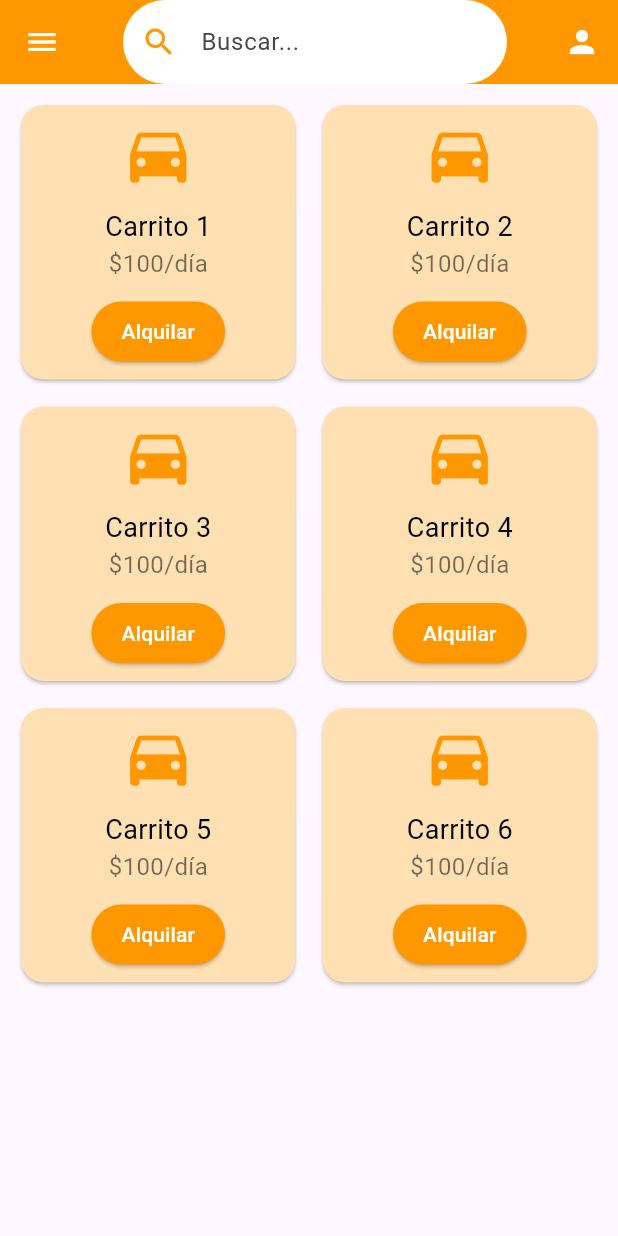
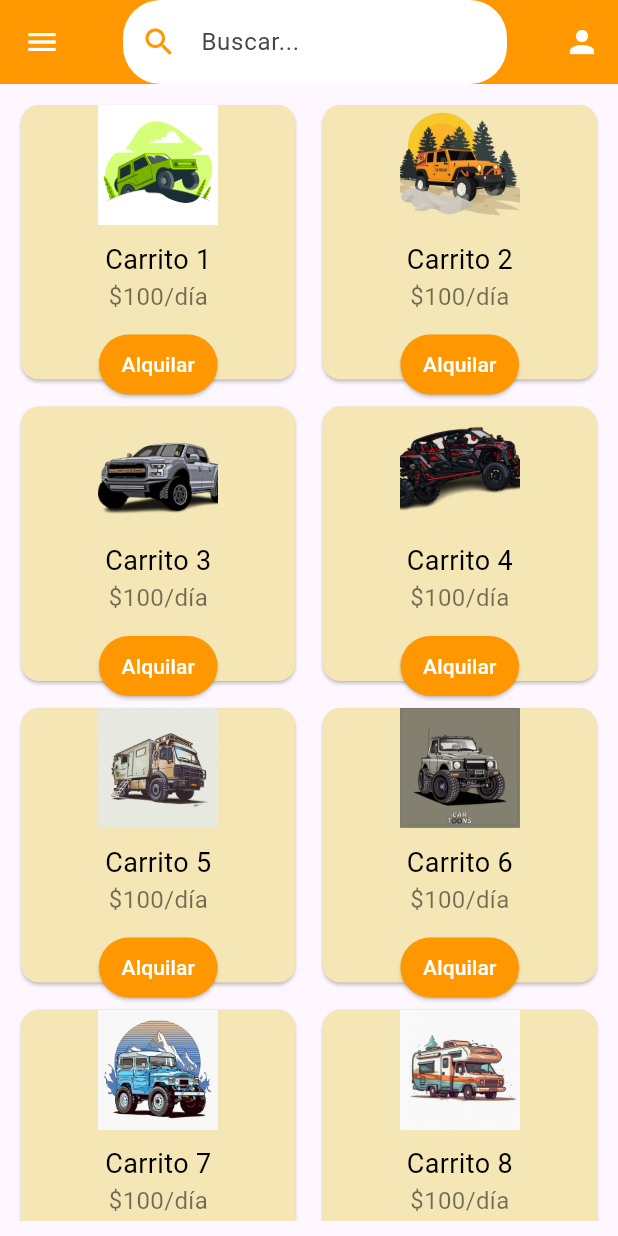
Before and after one commit to Hello-kath/appAlquilerAutos, a Flutter app: the Menu screen opened directly, on a phone screen of 412 x 824 dp. Run offline on Flutter 3.47's test engine with Material 3 defaults, Android fonts, the light colour scheme and no system bars; our stand-ins replace google_fonts.

Commit message:
imagenes

```diff
--- a/lib/main.dart
+++ b/lib/main.dart
@@ -12,11 +12,9 @@ class MainApp extends StatelessWidget {
   @override
   Widget build(BuildContext context) {
     return const MaterialApp(
-      debugShowCheckedModeBanner: false,//para borrar la etiqueta
-      home: Scaffold(
-        body: Inicio(),
+      debugShowCheckedModeBanner: false, // Para borrar la etiqueta
+      home: Inicio(), // Pantalla inicial
 
-      ),
     );
   }
 }
--- a/lib/views/menu_screen.dart
+++ b/lib/views/menu_screen.dart
@@ -1,20 +1,38 @@
 import 'package:flutter/material.dart';
-import 'package:autos/views/info_screen.dart'; // Asegúrate de que la clase sea Info y esté correctamente importada
-import 'package:autos/views/perfil_screen.dart'; // Asegúrate de importar la pantalla de perfil correctamente
+import 'package:autos/views/info_screen.dart';
+import 'package:autos/views/perfil_screen.dart';
 
 class Menu extends StatefulWidget {
-  const Menu({Key? key}) : super(key: key);
+  const Menu({super.key});
 
   @override
   _MenuState createState() => _MenuState();
 }
 
 class _MenuState extends State<Menu> {
+  // Lista de imágenes de carritos
+  final List<String> carImages = [
+    'assets/img/carro.jpg',  // Ruta de la imagen local 1
+    'assets/img/jeep.png',  // Ruta de la imagen local 2
+    'assets/img/carro1.png',  // Ruta de la imagen local 3
+    'assets/img/carro2.png',  // Ruta de la imagen local 4
+    'assets/img/carro3.png',  // Ruta de la imagen local 5
+    'assets/img/carro4.png',  // Ruta de la imagen local 6
+    'assets/img/carro5.png',  // Ruta de la imagen local 7
+    'assets/img/carro6.png',  // Ruta de la imagen local 8
+    'assets/img/carro7.png',  // Ruta de la imagen local 9
+    'assets/img/carro8.png',  // Ruta de la imagen local 10
+    'assets/img/carro9.png',  // Ruta de la imagen local 11
+
+
+  ];
+
   @override
   Widget build(BuildContext context) {
     return Scaffold(
+      // Barra superior
       appBar: AppBar(
-        backgroundColor: Colors.orange,
+        backgroundColor:Colors.orange,
         elevation: 0,
         leading: IconButton(
           icon: const Icon(Icons.menu, color: Colors.white),
@@ -33,7 +51,7 @@ class _MenuState extends State<Menu> {
                   fillColor: Colors.white,
                   filled: true,
                   border: OutlineInputBorder(
-                    borderRadius: BorderRadius.circular(30),
+                    borderRadius: BorderRadius.circular(25),
                     borderSide: BorderSide.none,
                   ),
                   prefixIcon: const Icon(Icons.search, color: Colors.orange),
@@ -91,11 +109,11 @@ class _MenuState extends State<Menu> {
         padding: const EdgeInsets.all(10.0),
         child: GridView.builder(
           gridDelegate: const SliverGridDelegateWithFixedCrossAxisCount(
-            crossAxisCount: 2,
-            crossAxisSpacing: 10,
-            mainAxisSpacing: 10,
+            crossAxisCount: 2,  //3 para 3 columnas
+            crossAxisSpacing: 10,  // Espacio entre las columnas
+            mainAxisSpacing: 10,  // Espacio entre las filas
           ),
-          itemCount: 6, // Número de carritos disponibles
+          itemCount: carImages.length,  // Número de carritos disponibles
           itemBuilder: (context, index) {
             return GestureDetector(
               onTap: () {
@@ -106,16 +124,22 @@ class _MenuState extends State<Menu> {
               },
               child: Card(
                 shape: RoundedRectangleBorder(
-                  borderRadius: BorderRadius.circular(15.0),
+                  borderRadius: BorderRadius.circular(12.0),
                 ),
-                color: Colors.orange.shade100,
+                color: const Color.fromARGB(255, 244, 230, 181),
                 child: Column(
                   mainAxisAlignment: MainAxisAlignment.center,
                   children: [
-                    const Icon(Icons.directions_car, size: 50, color: Colors.orange),
+                    // Reemplazar el ícono del carro por una imagen
+                    Image.asset(
+                      carImages[index],  // Ruta de la imagen
+                      height: 80,          // Ajusta el tamaño de la imagen
+                      width: 80,           // Ajusta el tamaño de la imagen
+                      fit: BoxFit.cover,   // Ajuste de la imagen
+                    ),
                     const SizedBox(height: 10),
                     Text(
-                      'Carrito ${index + 1}', // Corrección: el índice se usa dinámicamente
+                      'Carrito ${index + 1}', // Texto con el índice
                       style: const TextStyle(fontSize: 18, color: Colors.black),
                     ),
                     const Text(
@@ -132,7 +156,7 @@ class _MenuState extends State<Menu> {
                       },
                       style: ElevatedButton.styleFrom(
                         backgroundColor: Colors.orange,
-                        padding: const EdgeInsets.symmetric(horizontal: 20),
+                        padding: const EdgeInsets.symmetric(horizontal: 15),
                         shape: RoundedRectangleBorder(
                           borderRadius: BorderRadius.circular(20),
                         ),
--- a/lib/views/pago_screen.dart
+++ b/lib/views/pago_screen.dart
@@ -4,7 +4,7 @@ class PaymentScreen extends StatelessWidget {
   final String carritoNombre;
   final String precio;
 
-  const PaymentScreen({Key? key, required this.carritoNombre, required this.precio}) : super(key: key);
+  const PaymentScreen({super.key, required this.carritoNombre, required this.precio});
 
   @override
   Widget build(BuildContext context) {
--- a/lib/views/perfil_screen.dart
+++ b/lib/views/perfil_screen.dart
@@ -24,7 +24,7 @@ class _PerfilState extends State<Perfil> {
             // Imagen de Perfil
             CircleAvatar(
               radius: 50,
-              backgroundImage: AssetImage('assets/images/profile.jpg'), // imagen de perfil
+              backgroundImage: const AssetImage('assets/images/profile.jpg'), // imagen de perfil
               backgroundColor: Colors.orange.shade100,
             ),
             const SizedBox(height: 20),
@@ -44,7 +44,7 @@ class _PerfilState extends State<Perfil> {
             ListTile(
               leading: const Icon(Icons.email, color: Colors.orange),
               title: const Text('Correo electrónico'),
-              subtitle: const Text('juan.perez@ejemplo.com'),
+              subtitle: const Text('katherinevasquez.com'),
               onTap: () {
                 //  editar el correo
               },
@@ -62,7 +62,7 @@ class _PerfilState extends State<Perfil> {
             ListTile(
               leading: const Icon(Icons.location_on, color: Colors.orange),
               title: const Text('Dirección'),
-              subtitle: const Text('Calle Ficticia 123, Ciudad, País'),
+              subtitle: const Text('Urbanizacion los Robles 123, Popayan, Colombia'),
               onTap: () {
                 //  editar la dirección
               },
--- a/pubspec.yaml
+++ b/pubspec.yaml
@@ -62,6 +62,7 @@ flutter:
   # To add assets to your application, add an assets section, like this:
   assets:
     - assets/img/
+    - assets/img/carro1.png
 
   #   - images/a_dot_burr.jpeg
   #   - images/a_dot_ham.jpeg
```
Also changed, not shown: lib/views/inicio_screen.dart (+24 -14 lines), lib/views/login_screen.dart (+15 -4 lines), lib/views/register_screen.dart (+38 -4 lines), assets/img/carro.jpg (added), assets/img/carro1.png (added), assets/img/carro2.png (added), assets/img/carro3.png (added), assets/img/carro4.png (added), assets/img/carro5.png (added), assets/img/carro6.png (added), assets/img/carro7.png (added), assets/img/carro8.png (added), assets/img/carro9.png (added), 1 other file.
